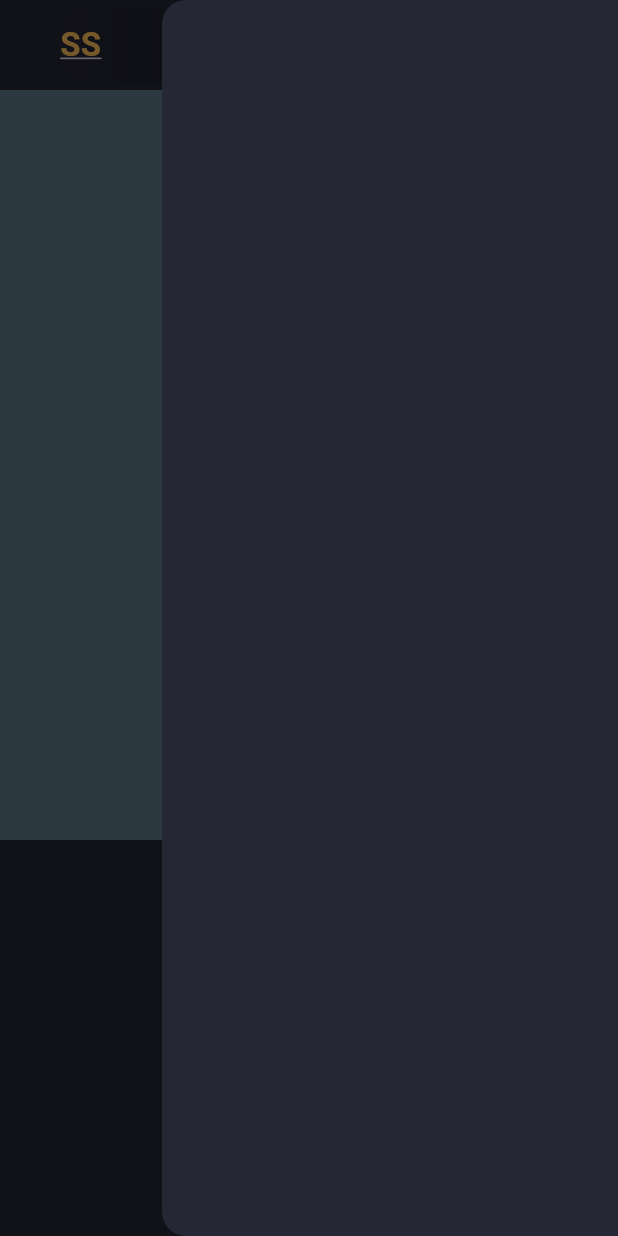
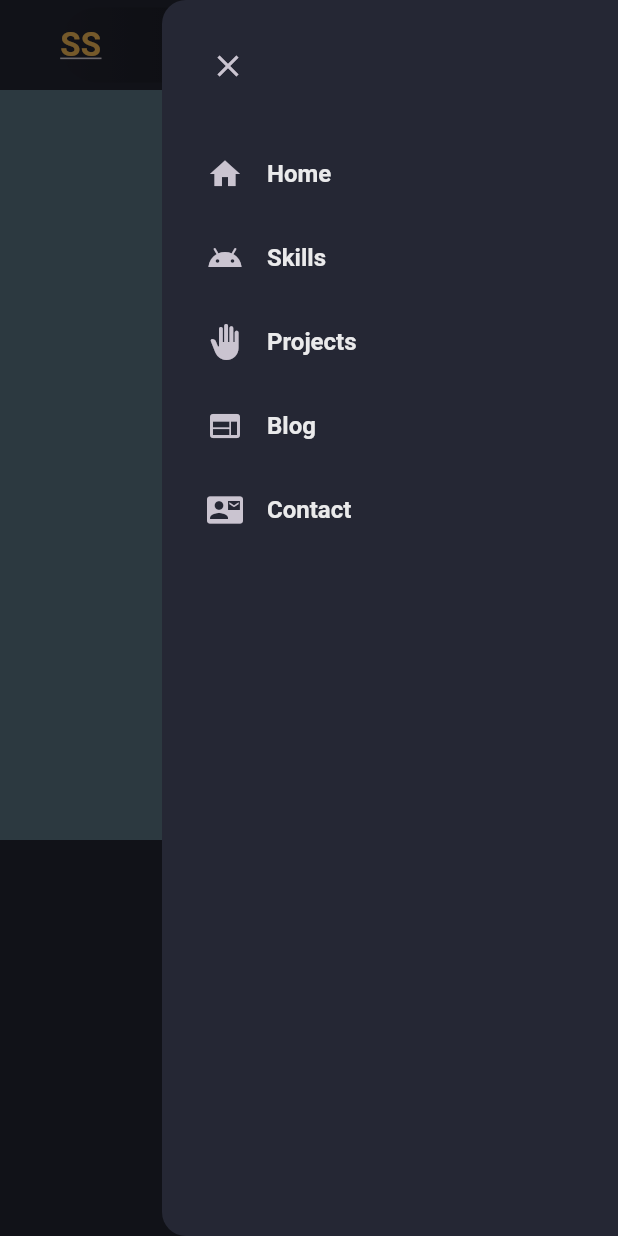
Before and after one commit to sagarsinha1803/portfolio_web, a Flutter app: the screen it shows after launch, with the side drawer open, on a phone screen of 412 x 824 dp. Run offline on Flutter 3.47's test engine with Material 3 defaults, Android fonts, the phone set to English and light mode, and no system bars.

Commit message:
develop - Added nav drawer for mobile view, added layout builder for geting size of window

```diff
--- a/lib/constants/nav_items.dart
+++ b/lib/constants/nav_items.dart
@@ -1 +1,11 @@
+import 'package:flutter/material.dart';
+
 List<String> navTitles = ["Home", "Skills", "Projects", "Blog", "Contact"];
+
+List<IconData> navIcons = [
+  Icons.home,
+  Icons.android_outlined,
+  Icons.back_hand,
+  Icons.web,
+  Icons.quick_contacts_mail
+];
--- /dev/null
+++ b/lib/constants/size.dart
@@ -0,0 +1 @@
+const double minDesktopWindowWidth = 600.0;
--- a/lib/pages/home_page.dart
+++ b/lib/pages/home_page.dart
@@ -1,6 +1,10 @@
 import 'package:flutter/material.dart';
+import 'package:flutter/rendering.dart';
 import 'package:portfolio_web/constants/colors.dart';
+import 'package:portfolio_web/constants/size.dart';
+import 'package:portfolio_web/widgets/header_bar.dart';
 import 'package:portfolio_web/widgets/header_bar_mobile.dart';
+import 'package:portfolio_web/widgets/mobile_view_drawer.dart';
 
 class Homepage extends StatefulWidget {
   const Homepage({super.key});
@@ -14,23 +18,26 @@ class _HomepageState extends State<Homepage> {
 
   @override
   Widget build(BuildContext context) {
+    return LayoutBuilder(builder: (context, constraints) {
       return Scaffold(
         key: scaffoldKey,
         backgroundColor: CustomColor.scaffoldBg,
-      endDrawer: const Drawer(
-        backgroundColor: CustomColor.scaffoldBg,
-        // child: ListView(children: []),
-      ),
+        endDrawer: constraints.maxWidth >= minDesktopWindowWidth
+            ? null
+            : const MobileViewDrawer(),
         body: ListView(
           scrollDirection: Axis.vertical,
           children: [
-          // const HeaderBar(),
+            if (constraints.maxWidth >= minDesktopWindowWidth)
+              const HeaderBar()
+            else
               HeaderMobile(
                 onLogoTap: () {},
                 onMenuTap: () {
                   scaffoldKey.currentState?.openEndDrawer();
                 },
               ),
+
             //Skills
             Container(
               height: 500,
@@ -68,5 +75,6 @@ class _HomepageState extends State<Homepage> {
           ],
         ),
       );
+    });
   }
 }
--- /dev/null
+++ b/lib/widgets/mobile_view_drawer.dart
@@ -0,0 +1,48 @@
+import 'package:flutter/material.dart';
+import 'package:portfolio_web/constants/colors.dart';
+import 'package:portfolio_web/constants/nav_items.dart';
+
+class MobileViewDrawer extends StatelessWidget {
+  const MobileViewDrawer({super.key});
+
+  @override
+  Widget build(BuildContext context) {
+    return Drawer(
+      backgroundColor: CustomColor.scaffoldBg,
+      child: ListView(
+        children: [
+          Align(
+            alignment: Alignment.centerLeft,
+            child: Padding(
+              padding: const EdgeInsets.only(
+                top: 20,
+                left: 20,
+                bottom: 20,
+              ),
+              child: IconButton(
+                onPressed: () {
+                  Navigator.of(context).pop();
+                },
+                icon: const Icon(Icons.close),
+              ),
+            ),
+          ),
+          for (int i = 0; i < navIcons.length; i++)
+            ListTile(
+              contentPadding: const EdgeInsets.symmetric(
+                horizontal: 30.0,
+              ),
+              titleTextStyle: const TextStyle(
+                fontSize: 16.0,
+                fontWeight: FontWeight.w600,
+                color: CustomColor.whitePrimary,
+              ),
+              leading: Icon(navIcons[i]),
+              onTap: () {},
+              title: Text(navTitles[i]),
+            )
+        ],
+      ),
+    );
+  }
+}
```
Lines whose indentation alone changed are shown as unchanged.
